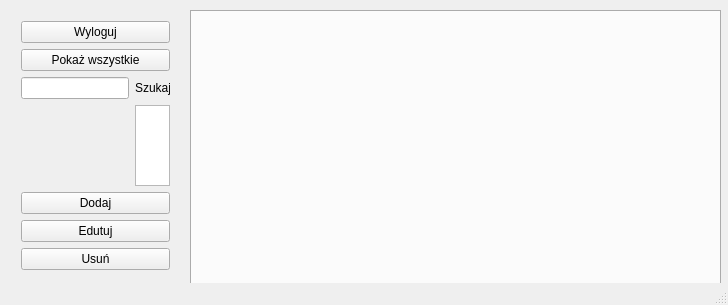
Before: the Qt Designer form mainwindow.ui in anmaber/RecyclingCenter, drawn with Qt 5.
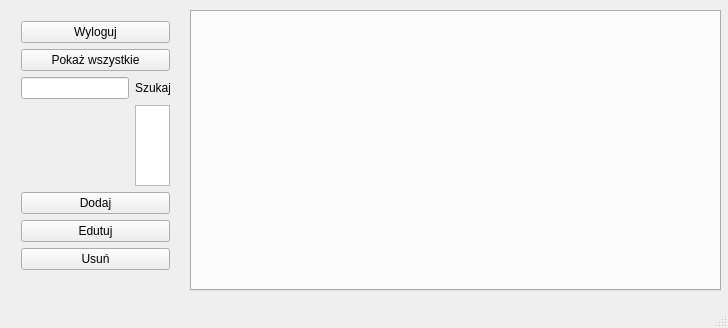
After: the same form once the commit is applied.

What changed in the file:
```diff
--- a/mainwindow.ui
+++ b/mainwindow.ui
@@ -7,7 +7,7 @@
     <x>0</x>
     <y>0</y>
     <width>728</width>
-    <height>305</height>
+    <height>328</height>
    </rect>
   </property>
   <property name="windowTitle">
```
